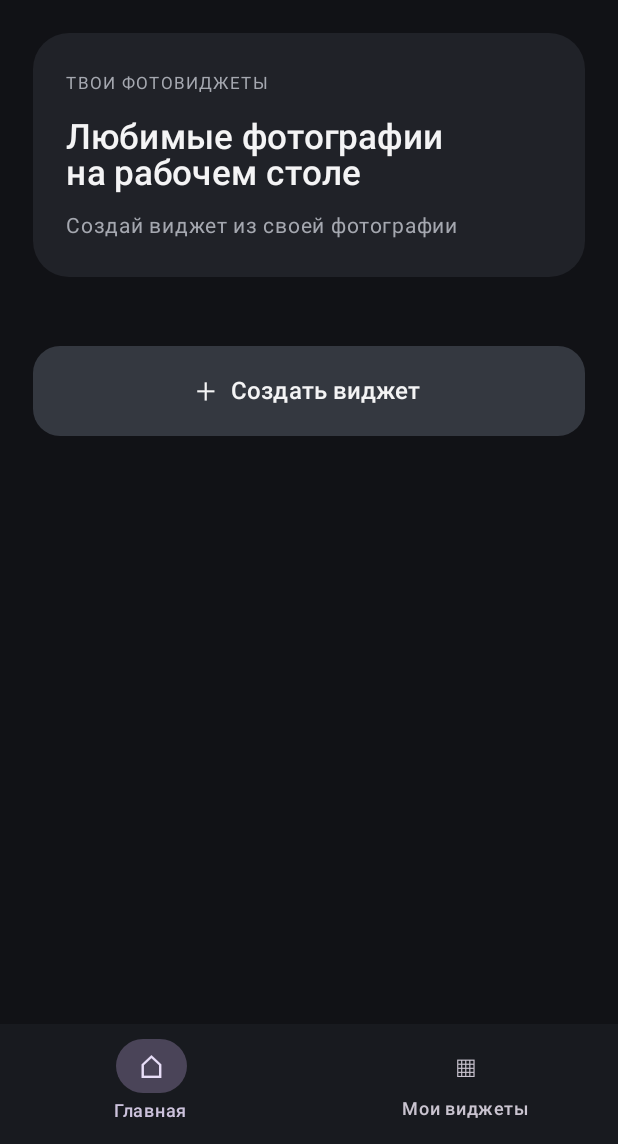
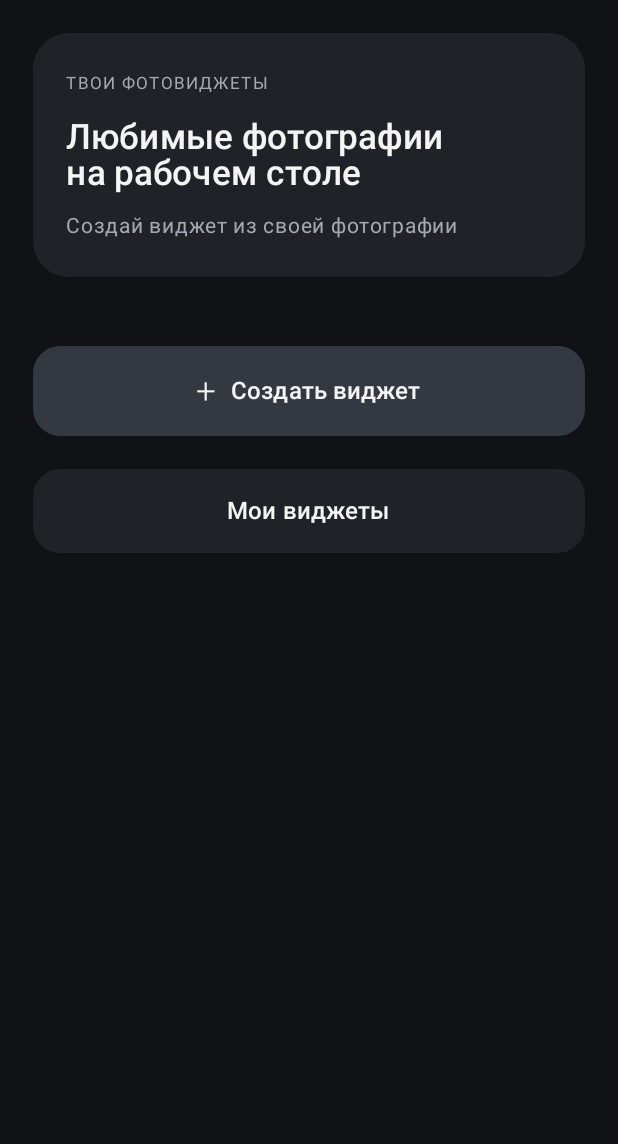
Before and after one commit to 12435222231to/widgets, an Android app built with Jetpack Compose: the screen it shows after launch (MainActivity), on a phone screen of 412 x 824 dp, the part 92-1236 px from its top. Run offline under Robolectric (Android 15) with nearby library versions, the phone set to English and light mode, and no system bars.

Commit message:
Remove bottom navigation and show widget animation before pin prompt

```diff
--- a/app/src/main/java/app/photowidgets/MainActivity.kt
+++ b/app/src/main/java/app/photowidgets/MainActivity.kt
@@ -35,8 +35,6 @@ import androidx.compose.foundation.shape.RoundedCornerShape
 import androidx.compose.material3.Button
 import androidx.compose.material3.ButtonDefaults
 import androidx.compose.material3.MaterialTheme
-import androidx.compose.material3.NavigationBar
-import androidx.compose.material3.NavigationBarItem
 import androidx.compose.material3.Scaffold
 import androidx.compose.material3.Surface
 import androidx.compose.material3.Text
@@ -121,23 +119,7 @@ class MainActivity : ComponentActivity() {
                 }
 
                 Scaffold(
-                    containerColor = if (creating == 1) Color.Transparent else AppBackground,
-                    bottomBar = {
-                        NavigationBar(containerColor = Color(0xFF181A1F)) {
-                            NavigationBarItem(
-                                selected = selectedTab == 0 && creating == 0,
-                                onClick = { selectedTab = 0; creating = 0 },
-                                icon = { Text("⌂", fontSize = 21.sp) },
-                                label = { Text("Главная") }
-                            )
-                            NavigationBarItem(
-                                selected = selectedTab == 1 && creating == 0,
-                                onClick = { selectedTab = 1; creating = 0 },
-                                icon = { Text("▦", fontSize = 19.sp) },
-                                label = { Text("Мои виджеты") }
-                            )
-                        }
-                    }
+                    containerColor = if (creating == 1) Color.Transparent else AppBackground
                 ) { innerPadding ->
                     Surface(
                         modifier = Modifier
@@ -165,7 +147,8 @@ class MainActivity : ComponentActivity() {
                                     photoPicker.launch(
                                         PickVisualMediaRequest(ActivityResultContracts.PickVisualMedia.ImageOnly)
                                     )
-                                }
+                                },
+                                onMyWidgets = { selectedTab = 1 }
                             )
                             else -> MyWidgetsScreen()
                         }
@@ -199,7 +182,7 @@ private fun ComponentActivity.publishPhotoWidget(photoUri: Uri?) {
 }
 
 @Composable
-private fun HomeScreen(onCreate: () -> Unit) {
+private fun HomeScreen(onCreate: () -> Unit, onMyWidgets: () -> Unit) {
     Column(
         modifier = Modifier
             .fillMaxSize()
@@ -240,6 +223,14 @@ private fun HomeScreen(onCreate: () -> Unit) {
                 Text("+", fontSize = 23.sp, fontWeight = FontWeight.Light)
                 Text("Создать виджет", fontSize = 16.sp, fontWeight = FontWeight.Medium)
             }
+        }
+        Button(
+            onClick = onMyWidgets,
+            modifier = Modifier.fillMaxWidth().height(56.dp),
+            shape = RoundedCornerShape(18.dp),
+            colors = ButtonDefaults.buttonColors(containerColor = CardBackground, contentColor = MainText)
+        ) {
+            Text("Мои виджеты", fontSize = 16.sp, fontWeight = FontWeight.Medium)
         }
     }
 }
@@ -399,6 +390,8 @@ private fun SizeSelectionScreen(onBack: () -> Unit, onPublish: () -> Unit, onCom
             }
             delay(350)
             showCreationAnimation = false
+            onPublish()
+            delay(300)
             onComplete()
         }
     }
@@ -414,7 +407,7 @@ private fun SizeSelectionScreen(onBack: () -> Unit, onPublish: () -> Unit, onCom
             }
         }
         Text("Android попросит подтвердить размещение виджета на рабочем столе.", color = MutedText, fontSize = 13.sp)
-        Button(onClick = { onPublish(); showCreationAnimation = true }, modifier = Modifier.fillMaxWidth().height(64.dp), shape = RoundedCornerShape(18.dp),
+        Button(onClick = { showCreationAnimation = true }, modifier = Modifier.fillMaxWidth().height(64.dp), shape = RoundedCornerShape(18.dp),
             colors = ButtonDefaults.buttonColors(containerColor = AccentSurface, contentColor = Color.White)) {
             Text("Добавить на рабочий стол", color = Color.White, fontSize = 17.sp, fontWeight = FontWeight.Bold)
         }
```
